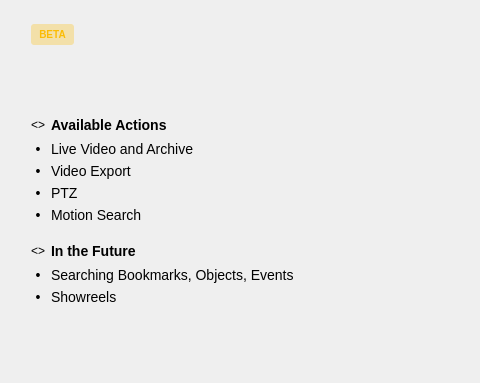
Qt form vms/client/nx_vms_client_desktop/src/nx/vms/client/desktop/cross_system/dialogs/cloud_layouts_intro_dialog.ui (networkoptix/nx_open) before a commit; both pictures show x 0 to 480 and y 0 to 383 of the 720 by 601 pixel window.
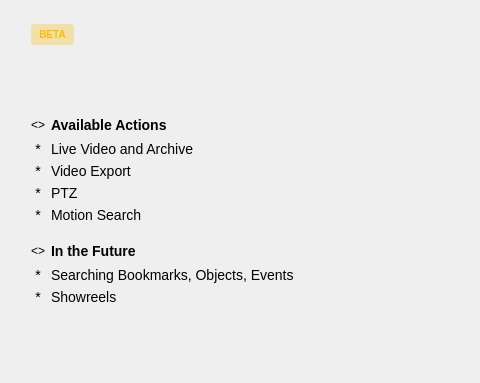
The same form after that commit. Custom widgets are drawn as their Qt base class.

What changed in the file:
```diff
--- a/vms/client/nx_vms_client_desktop/src/nx/vms/client/desktop/cross_system/dialogs/cloud_layouts_intro_dialog.ui
+++ b/vms/client/nx_vms_client_desktop/src/nx/vms/client/desktop/cross_system/dialogs/cloud_layouts_intro_dialog.ui
@@ -180,7 +180,7 @@
 line-height: 18px;</string>
             </property>
             <property name="text">
-             <string notr="true">•</string>
+             <string notr="true">*</string>
             </property>
             <property name="alignment">
              <set>Qt::AlignCenter</set>
@@ -197,7 +197,7 @@
 line-height: 18px;</string>
             </property>
             <property name="text">
-             <string notr="true">•</string>
+             <string notr="true">*</string>
             </property>
             <property name="alignment">
              <set>Qt::AlignCenter</set>
@@ -244,7 +244,7 @@
 line-height: 18px;</string>
             </property>
             <property name="text">
-             <string notr="true">•</string>
+             <string notr="true">*</string>
             </property>
             <property name="alignment">
              <set>Qt::AlignCenter</set>
@@ -302,7 +302,7 @@
 line-height: 18px;</string>
             </property>
             <property name="text">
-             <string notr="true">•</string>
+             <string notr="true">*</string>
             </property>
             <property name="alignment">
              <set>Qt::AlignCenter</set>
@@ -414,7 +414,7 @@
 line-height: 18px;</string>
             </property>
             <property name="text">
-             <string notr="true">•</string>
+             <string notr="true">*</string>
             </property>
             <property name="alignment">
              <set>Qt::AlignCenter</set>
@@ -445,7 +445,7 @@
 line-height: 18px;</string>
             </property>
             <property name="text">
-             <string notr="true">•</string>
+             <string notr="true">*</string>
             </property>
             <property name="alignment">
              <set>Qt::AlignCenter</set>
```
